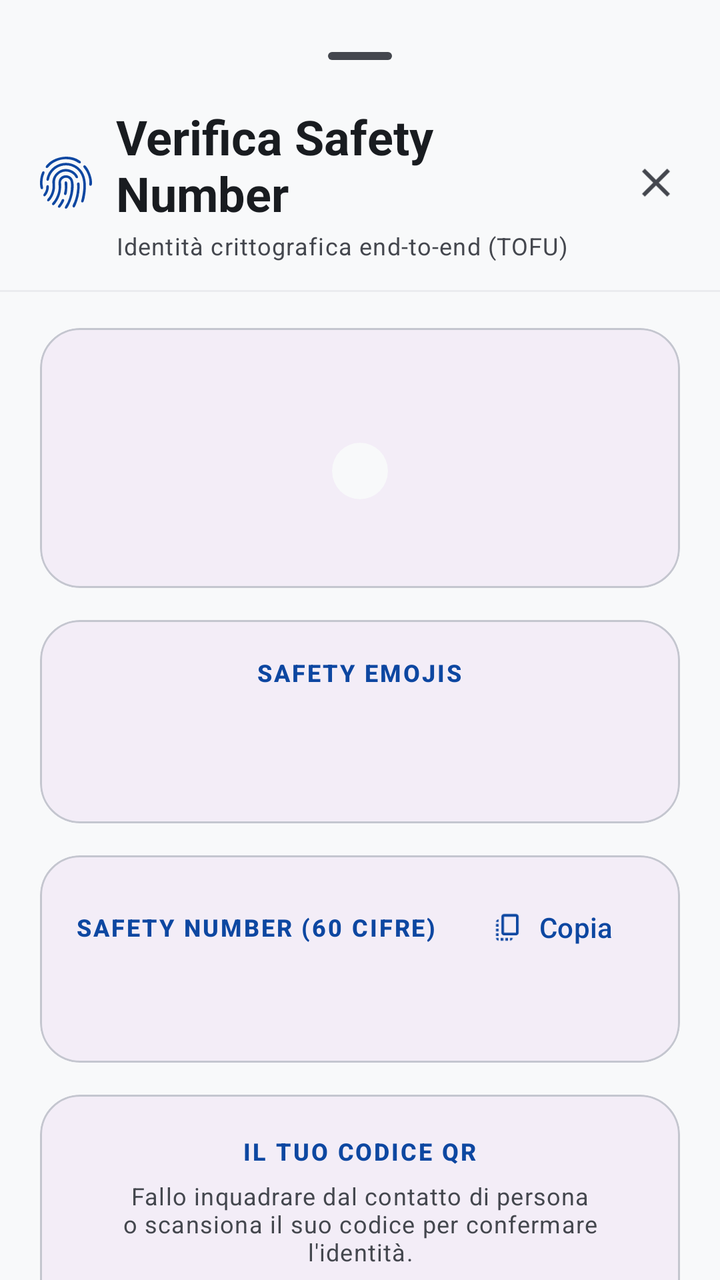
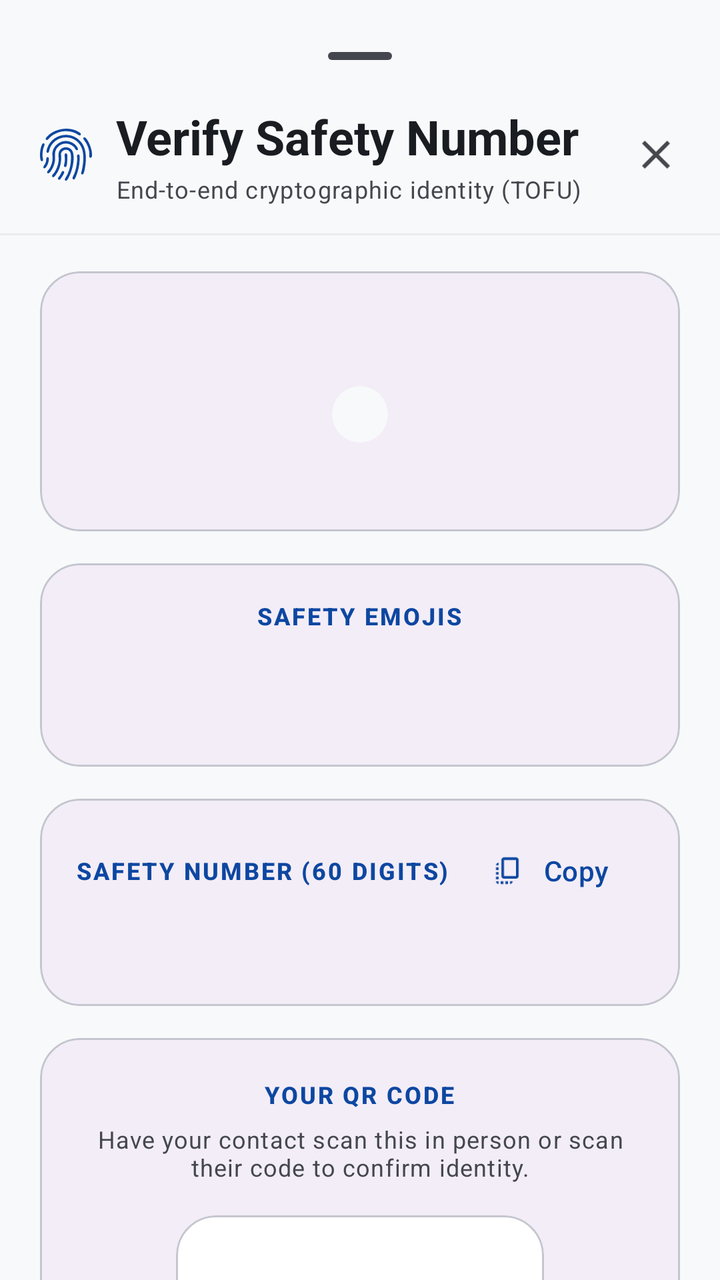

An Android layout rendered at two revisions. The XML below is the earlier revision; the diff shows what the commit changed to produce the second picture.
<!-- AndroidManifest.xml: application theme Theme.CryptionChat -->
<!-- res/layout/dialog_safety_number.xml -->
<?xml version="1.0" encoding="utf-8"?>
<LinearLayout xmlns:android="http://schemas.android.com/apk/res/android"
    xmlns:app="http://schemas.android.com/apk/res-auto"
    android:layout_width="match_parent"
    android:layout_height="wrap_content"
    android:background="?attr/colorSurface"
    android:orientation="vertical">

    <com.google.android.material.bottomsheet.BottomSheetDragHandleView
        android:layout_width="match_parent"
        android:layout_height="wrap_content"
        android:paddingTop="8dp"
        android:paddingBottom="0dp" />

    
    <LinearLayout
        android:layout_width="match_parent"
        android:layout_height="wrap_content"
        android:gravity="center_vertical"
        android:orientation="horizontal"
        android:paddingStart="20dp"
        android:paddingTop="4dp"
        android:paddingEnd="12dp"
        android:paddingBottom="14dp">

        <ImageView
            android:layout_width="26dp"
            android:layout_height="26dp"
            android:layout_marginEnd="12dp"
            android:src="@drawable/ic_fingerprint"
            app:tint="?attr/colorPrimary" />

        <LinearLayout
            android:layout_width="0dp"
            android:layout_height="wrap_content"
            android:layout_weight="1"
            android:orientation="vertical">

            <TextView
                android:layout_width="wrap_content"
                android:layout_height="wrap_content"
                android:text="Verifica Safety Number"
                android:textAppearance="?attr/textAppearanceHeadlineSmall"
                android:textColor="?attr/colorOnSurface"
                android:textStyle="bold" />

            <TextView
                android:layout_width="wrap_content"
                android:layout_height="wrap_content"
                android:layout_marginTop="2dp"
                android:text="Identità crittografica end-to-end (TOFU)"
                android:textAppearance="?attr/textAppearanceBodySmall"
                android:textColor="?attr/colorOnSurfaceVariant" />
        </LinearLayout>

        <ImageButton
            android:id="@+id/btn_close_safety_sheet"
            android:layout_width="40dp"
            android:layout_height="40dp"
            android:background="?attr/selectableItemBackgroundBorderless"
            android:contentDescription="Chiudi"
            android:src="@drawable/ic_close"
            app:tint="?attr/colorOnSurfaceVariant" />
    </LinearLayout>

    <View
        android:layout_width="match_parent"
        android:layout_height="1dp"
        android:alpha="0.25"
        android:background="?attr/colorOutlineVariant" />

    
    <androidx.core.widget.NestedScrollView
        android:layout_width="match_parent"
        android:layout_height="0dp"
        android:layout_weight="1"
        android:clipToPadding="false"
        android:fillViewport="true">

        <LinearLayout
            android:layout_width="match_parent"
            android:layout_height="wrap_content"
            android:orientation="vertical"
            android:paddingHorizontal="20dp"
            android:paddingTop="18dp"
            android:paddingBottom="28dp">

            
            <com.google.android.material.card.MaterialCardView
                android:id="@+id/card_safety_status"
                android:layout_width="match_parent"
                android:layout_height="wrap_content"
                android:layout_marginBottom="16dp"
                app:cardBackgroundColor="?attr/colorSurfaceContainer"
                app:cardCornerRadius="20dp"
                app:cardElevation="0dp"
                app:strokeColor="?attr/colorOutlineVariant"
                app:strokeWidth="1dp">

                <LinearLayout
                    android:layout_width="match_parent"
                    android:layout_height="wrap_content"
                    android:gravity="center_horizontal"
                    android:orientation="vertical"
                    android:padding="18dp">

                    <TextView
                        android:id="@+id/tv_safety_peer_name"
                        android:layout_width="wrap_content"
                        android:layout_height="wrap_content"
                        android:textAppearance="?attr/textAppearanceTitleLarge"
                        android:textColor="?attr/colorOnSurface"
                        android:textStyle="bold" />

                    <com.google.android.material.card.MaterialCardView
                        android:id="@+id/card_safety_status_pill"
                        android:layout_width="wrap_content"
                        android:layout_height="wrap_content"
                        android:layout_marginTop="10dp"
                        app:cardCornerRadius="999dp"
                        app:cardElevation="0dp"
                        app:strokeWidth="0dp">

                        <TextView
                            android:id="@+id/tv_safety_status_badge"
                            android:layout_width="wrap_content"
                            android:layout_height="wrap_content"
                            android:paddingHorizontal="14dp"
                            android:paddingVertical="6dp"
                            android:textAppearance="?attr/textAppearanceLabelMedium"
                            android:textStyle="bold" />
                    </com.google.android.material.card.MaterialCardView>

                    <TextView
                        android:id="@+id/tv_safety_status_desc"
                        android:layout_width="match_parent"
                        android:layout_height="wrap_content"
                        android:layout_marginTop="10dp"
                        android:gravity="center"
                        android:lineSpacingExtra="2dp"
                        android:textAppearance="?attr/textAppearanceBodySmall"
                        android:textColor="?attr/colorOnSurfaceVariant" />
                </LinearLayout>
            </com.google.android.material.card.MaterialCardView>

            
            <com.google.android.material.card.MaterialCardView
                android:layout_width="match_parent"
                android:layout_height="wrap_content"
                android:layout_marginBottom="16dp"
                app:cardBackgroundColor="?attr/colorSurfaceContainer"
                app:cardCornerRadius="20dp"
                app:cardElevation="0dp"
                app:strokeColor="?attr/colorOutlineVariant"
                app:strokeWidth="1dp">

                <LinearLayout
                    android:layout_width="match_parent"
                    android:layout_height="wrap_content"
                    android:gravity="center_horizontal"
                    android:orientation="vertical"
                    android:padding="18dp">

                    <TextView
                        android:layout_width="wrap_content"
                        android:layout_height="wrap_content"
                        android:letterSpacing="0.08"
                        android:text="SAFETY EMOJIS"
                        android:textAppearance="?attr/textAppearanceLabelMedium"
                        android:textColor="?attr/colorPrimary"
                        android:textStyle="bold" />

                    <TextView
                        android:id="@+id/tv_safety_emojis"
                        android:layout_width="match_parent"
                        android:layout_height="wrap_content"
                        android:layout_marginTop="12dp"
                        android:gravity="center"
                        android:lineSpacingExtra="8dp"
                        android:textSize="28sp" />
                </LinearLayout>
            </com.google.android.material.card.MaterialCardView>

            
            <com.google.android.material.card.MaterialCardView
                android:layout_width="match_parent"
                android:layout_height="wrap_content"
                android:layout_marginBottom="16dp"
                app:cardBackgroundColor="?attr/colorSurfaceContainer"
                app:cardCornerRadius="20dp"
                app:cardElevation="0dp"
                app:strokeColor="?attr/colorOutlineVariant"
                app:strokeWidth="1dp">

                <LinearLayout
                    android:layout_width="match_parent"
                    android:layout_height="wrap_content"
                    android:orientation="vertical"
                    android:padding="18dp">

                    <LinearLayout
                        android:layout_width="match_parent"
                        android:layout_height="wrap_content"
                        android:gravity="center_vertical"
                        android:orientation="horizontal">

                        <TextView
                            android:layout_width="0dp"
                            android:layout_height="wrap_content"
                            android:layout_weight="1"
                            android:letterSpacing="0.08"
                            android:text="SAFETY NUMBER (60 CIFRE)"
                            android:textAppearance="?attr/textAppearanceLabelMedium"
                            android:textColor="?attr/colorPrimary"
                            android:textStyle="bold" />

                        <com.google.android.material.button.MaterialButton
                            android:id="@+id/btn_copy_safety_number"
                            style="@style/Widget.Material3.Button.TextButton"
                            android:layout_width="wrap_content"
                            android:layout_height="36dp"
                            android:insetTop="0dp"
                            android:insetBottom="0dp"
                            android:text="Copia"
                            app:icon="@drawable/ic_content_copy"
                            app:iconSize="16dp" />
                    </LinearLayout>

                    <TextView
                        android:id="@+id/tv_safety_number"
                        android:layout_width="match_parent"
                        android:layout_height="wrap_content"
                        android:layout_marginTop="10dp"
                        android:gravity="center"
                        android:lineSpacingExtra="8dp"
                        android:textAppearance="?attr/textAppearanceBodyLarge"
                        android:textColor="?attr/colorOnSurface"
                        android:textIsSelectable="true"
                        android:textSize="16sp"
                        android:typeface="monospace" />
                </LinearLayout>
            </com.google.android.material.card.MaterialCardView>

            
            <com.google.android.material.card.MaterialCardView
                android:layout_width="match_parent"
                android:layout_height="wrap_content"
                android:layout_marginBottom="20dp"
                app:cardBackgroundColor="?attr/colorSurfaceContainer"
                app:cardCornerRadius="20dp"
                app:cardElevation="0dp"
                app:strokeColor="?attr/colorOutlineVariant"
                app:strokeWidth="1dp">

                <LinearLayout
                    android:layout_width="match_parent"
                    android:layout_height="wrap_content"
                    android:gravity="center_horizontal"
                    android:orientation="vertical"
                    android:padding="20dp">

                    <TextView
                        android:layout_width="wrap_content"
                        android:layout_height="wrap_content"
                        android:letterSpacing="0.08"
                        android:text="IL TUO CODICE QR"
                        android:textAppearance="?attr/textAppearanceLabelMedium"
                        android:textColor="?attr/colorPrimary"
                        android:textStyle="bold" />

                    <TextView
                        android:layout_width="match_parent"
                        android:layout_height="wrap_content"
                        android:layout_marginTop="6dp"
                        android:gravity="center"
                        android:text="Fallo inquadrare dal contatto di persona o scansiona il suo codice per confermare l'identità."
                        android:textAppearance="?attr/textAppearanceBodySmall"
                        android:textColor="?attr/colorOnSurfaceVariant" />

                    <com.google.android.material.card.MaterialCardView
                        android:id="@+id/card_safety_qr_frame"
                        android:layout_width="wrap_content"
                        android:layout_height="wrap_content"
                        android:layout_marginTop="16dp"
                        app:cardBackgroundColor="#FFFFFF"
                        app:cardCornerRadius="20dp"
                        app:cardElevation="0dp"
                        app:strokeColor="?attr/colorOutlineVariant"
                        app:strokeWidth="1dp">

                        <ImageView
                            android:id="@+id/iv_safety_qr"
                            android:layout_width="184dp"
                            android:layout_height="184dp"
                            android:contentDescription="QR di verifica Safety Number"
                            android:padding="12dp" />
                    </com.google.android.material.card.MaterialCardView>

                    <com.google.android.material.button.MaterialButton
                        android:id="@+id/btn_scan_peer_qr"
                        style="@style/Widget.Material3.Button.TonalButton"
                        android:layout_width="match_parent"
                        android:layout_height="wrap_content"
                        android:layout_marginTop="18dp"
                        android:paddingVertical="12dp"
                        android:text="Scansiona QR del contatto"
                        app:icon="@drawable/ic_camera"
                        app:iconGravity="textStart" />
                </LinearLayout>
            </com.google.android.material.card.MaterialCardView>

            
            <com.google.android.material.button.MaterialButton
                android:id="@+id/btn_safety_confirm_verify"
                style="@style/Widget.Material3.Button"
                android:layout_width="match_parent"
                android:layout_height="wrap_content"
                android:layout_marginBottom="10dp"
                android:paddingVertical="12dp"
                android:text="Segna come Verificato"
                android:visibility="gone"
                app:icon="@drawable/ic_check_circle"
                app:iconGravity="textStart" />

            <com.google.android.material.button.MaterialButton
                android:id="@+id/btn_safety_accept_change"
                style="@style/Widget.Material3.Button.OutlinedButton"
                android:layout_width="match_parent"
                android:layout_height="wrap_content"
                android:layout_marginBottom="10dp"
                android:paddingVertical="12dp"
                android:text="Accetta Cambio Chiave"
                android:visibility="gone" />

            <com.google.android.material.button.MaterialButton
                android:id="@+id/btn_safety_rekey_chat"
                style="@style/Widget.Material3.Button.OutlinedButton"
                android:layout_width="match_parent"
                android:layout_height="wrap_content"
                android:layout_marginBottom="10dp"
                android:paddingVertical="12dp"
                android:text="Rigenera Chiavi Chat"
                android:visibility="gone" />

            <com.google.android.material.button.MaterialButton
                android:id="@+id/btn_safety_done"
                style="@style/Widget.Material3.Button.TextButton"
                android:layout_width="match_parent"
                android:layout_height="wrap_content"
                android:text="Chiudi" />
        </LinearLayout>
    </androidx.core.widget.NestedScrollView>
</LinearLayout>
<!-- resources referenced by this layout -->
<resources>
  <!-- drawable ic_check_circle (drawable) -->
  <vector xmlns:android="http://schemas.android.com/apk/res/android"
      android:width="24dp"
      android:height="24dp"
      android:viewportWidth="24"
      android:viewportHeight="24">
      <path
          android:fillColor="?attr/colorControlNormal"
          android:pathData="M12,2C6.48,2 2,6.48 2,12s4.48,10 10,10 10,-4.48 10,-10S17.52,2 12,2zM9.29,16.29L5.7,12.7c-0.39,-0.39 -0.39,-1.02 0,-1.41 0.39,-0.39 1.02,-0.39 1.41,0L10,14.17l6.88,-6.88c0.39,-0.39 1.02,-0.39 1.41,0 0.39,0.39 0.39,1.02 0,1.41l-7.59,7.59c-0.38,0.39 -1.02,0.39 -1.41,0z"/>
  </vector>
  <!-- drawable ic_close (drawable) -->
  <vector xmlns:android="http://schemas.android.com/apk/res/android"
      android:width="24dp"
      android:height="24dp"
      android:viewportWidth="24"
      android:viewportHeight="24">
      <path
          android:fillColor="?attr/colorControlNormal"
          android:pathData="M19,6.41L17.59,5 12,10.59 6.41,5 5,6.41 10.59,12 5,17.59 6.41,19 12,13.41 17.59,19 19,17.59 13.41,12z"/>
  </vector>
  <color name="primary_light">#0D47A1</color>
  <color name="primary_container_light">#D4E3FF</color>
  <color name="on_primary_container_light">#001C3A</color>
  <color name="secondary_light">#546E7A</color>
  <color name="on_secondary_light">#FFFFFF</color>
  <color name="secondary_container_light">#DAE2E9</color>
  <color name="on_secondary_container_light">#121F26</color>
  <color name="tertiary_light">#455A64</color>
  <color name="on_tertiary_light">#FFFFFF</color>
  <color name="tertiary_container_light">#CFD8DC</color>
  <color name="error_light">#BA1A1A</color>
  <color name="on_error_light">#FFFFFF</color>
  <color name="error_container_light">#FFDAD6</color>
  <color name="on_error_container_light">#410002</color>
  <color name="background_light">#F8F9FA</color>
  <color name="on_background_light">#191C20</color>
  <color name="surface_light">#F8F9FA</color>
  <color name="on_surface_light">#191C20</color>
  <color name="surface_variant_light">#E0E2E5</color>
  <color name="on_surface_variant_light">#44474E</color>
  <color name="outline_light">#74777F</color>
  <color name="outline_variant_light">#C4C6CF</color>
  <color name="inverse_surface_light">#2F3033</color>
  <color name="inverse_on_surface_light">#F1F0F4</color>
  <color name="inverse_primary_light">#AEC6FF</color>
  <style name="Widget.App.NavigationView" parent="Widget.Material3.NavigationView">
          
          <item name="itemShapeInsetStart">12dp</item>
          <item name="itemShapeInsetEnd">12dp</item>
          
          <item name="itemShapeAppearanceOverlay">@style/ShapeAppearance.Material3.Corner.Full</item>
      </style>
  <style name="ActivityAnimation" parent="@android:style/Animation.Activity">
          <item name="android:activityOpenEnterAnimation">@anim/slide_in_right</item>
          <item name="android:activityOpenExitAnimation">@anim/slide_out_left</item>
          <item name="android:activityCloseEnterAnimation">@anim/slide_in_left</item>
          <item name="android:activityCloseExitAnimation">@anim/slide_out_right</item>
      </style>
  <!-- unchanged entries left out for length: 4 -->
</resources>

<!-- the commit's change to res/layout/dialog_safety_number.xml (unified diff, before → after) -->
@@ -1,4 +1,5 @@
 <?xml version="1.0" encoding="utf-8"?>
+
 <LinearLayout xmlns:android="http://schemas.android.com/apk/res/android"
     xmlns:app="http://schemas.android.com/apk/res-auto"
     android:layout_width="match_parent"
@@ -39,7 +40,7 @@
             <TextView
                 android:layout_width="wrap_content"
                 android:layout_height="wrap_content"
-                android:text="Verifica Safety Number"
+                android:text="@string/safety_number_title"
                 android:textAppearance="?attr/textAppearanceHeadlineSmall"
                 android:textColor="?attr/colorOnSurface"
                 android:textStyle="bold" />
@@ -48,7 +49,7 @@
                 android:layout_width="wrap_content"
                 android:layout_height="wrap_content"
                 android:layout_marginTop="2dp"
-                android:text="Identità crittografica end-to-end (TOFU)"
+                android:text="@string/safety_number_subtitle"
                 android:textAppearance="?attr/textAppearanceBodySmall"
                 android:textColor="?attr/colorOnSurfaceVariant" />
         </LinearLayout>
@@ -58,7 +59,7 @@
             android:layout_width="40dp"
             android:layout_height="40dp"
             android:background="?attr/selectableItemBackgroundBorderless"
-            android:contentDescription="Chiudi"
+            android:contentDescription="@string/action_close"
             android:src="@drawable/ic_close"
             app:tint="?attr/colorOnSurfaceVariant" />
     </LinearLayout>
@@ -165,7 +166,7 @@
                         android:layout_width="wrap_content"
                         android:layout_height="wrap_content"
                         android:letterSpacing="0.08"
-                        android:text="SAFETY EMOJIS"
+                        android:text="@string/safety_emojis_label"
                         android:textAppearance="?attr/textAppearanceLabelMedium"
                         android:textColor="?attr/colorPrimary"
                         android:textStyle="bold" />
@@ -209,7 +210,7 @@
                             android:layout_height="wrap_content"
                             android:layout_weight="1"
                             android:letterSpacing="0.08"
-                            android:text="SAFETY NUMBER (60 CIFRE)"
+                            android:text="@string/safety_number_60_digits"
                             android:textAppearance="?attr/textAppearanceLabelMedium"
                             android:textColor="?attr/colorPrimary"
                             android:textStyle="bold" />
@@ -221,7 +222,7 @@
                             android:layout_height="36dp"
                             android:insetTop="0dp"
                             android:insetBottom="0dp"
-                            android:text="Copia"
+                            android:text="@string/action_copy"
                             app:icon="@drawable/ic_content_copy"
                             app:iconSize="16dp" />
                     </LinearLayout>
@@ -263,7 +264,7 @@
                         android:layout_width="wrap_content"
                         android:layout_height="wrap_content"
                         android:letterSpacing="0.08"
-                        android:text="IL TUO CODICE QR"
+                        android:text="@string/safety_your_qr"
                         android:textAppearance="?attr/textAppearanceLabelMedium"
                         android:textColor="?attr/colorPrimary"
                         android:textStyle="bold" />
@@ -273,7 +274,7 @@
                         android:layout_height="wrap_content"
                         android:layout_marginTop="6dp"
                         android:gravity="center"
-                        android:text="Fallo inquadrare dal contatto di persona o scansiona il suo codice per confermare l'identità."
+                        android:text="@string/safety_qr_desc"
                         android:textAppearance="?attr/textAppearanceBodySmall"
                         android:textColor="?attr/colorOnSurfaceVariant" />
 
@@ -292,7 +293,7 @@
                             android:id="@+id/iv_safety_qr"
                             android:layout_width="184dp"
                             android:layout_height="184dp"
-                            android:contentDescription="QR di verifica Safety Number"
+                            android:contentDescription="@string/cd_safety_qr"
                             android:padding="12dp" />
                     </com.google.android.material.card.MaterialCardView>
 
@@ -303,7 +304,7 @@
                         android:layout_height="wrap_content"
                         android:layout_marginTop="18dp"
                         android:paddingVertical="12dp"
-                        android:text="Scansiona QR del contatto"
+                        android:text="@string/action_scan_contact_qr"
                         app:icon="@drawable/ic_camera"
                         app:iconGravity="textStart" />
                 </LinearLayout>
@@ -317,7 +318,7 @@
                 android:layout_height="wrap_content"
                 android:layout_marginBottom="10dp"
                 android:paddingVertical="12dp"
-                android:text="Segna come Verificato"
+                android:text="@string/action_mark_verified"
                 android:visibility="gone"
                 app:icon="@drawable/ic_check_circle"
                 app:iconGravity="textStart" />
@@ -329,7 +330,7 @@
                 android:layout_height="wrap_content"
                 android:layout_marginBottom="10dp"
                 android:paddingVertical="12dp"
-                android:text="Accetta Cambio Chiave"
+                android:text="@string/action_accept_key_change"
                 android:visibility="gone" />
 
             <com.google.android.material.button.MaterialButton
@@ -339,7 +340,7 @@
                 android:layout_height="wrap_content"
                 android:layout_marginBottom="10dp"
                 android:paddingVertical="12dp"
-                android:text="Rigenera Chiavi Chat"
+                android:text="@string/action_regen_chat_keys"
                 android:visibility="gone" />
 
             <com.google.android.material.button.MaterialButton
@@ -347,7 +348,7 @@
                 style="@style/Widget.Material3.Button.TextButton"
                 android:layout_width="match_parent"
                 android:layout_height="wrap_content"
-                android:text="Chiudi" />
+                android:text="@string/action_close" />
         </LinearLayout>
     </androidx.core.widget.NestedScrollView>
 </LinearLayout>
<!-- resource entries referenced after the edit -->
@@ -20,6 +20,19 @@
           android:fillColor="?attr/colorControlNormal"
           android:pathData="M19,6.41L17.59,5 12,10.59 6.41,5 5,6.41 10.59,12 5,17.59 6.41,19 12,13.41 17.59,19 19,17.59 13.41,12z"/>
   </vector>
+  <string name="action_accept_key_change">Accept Key Change</string>
+  <string name="action_close">Close</string>
+  <string name="action_copy">Copy</string>
+  <string name="action_mark_verified">Mark as Verified</string>
+  <string name="action_regen_chat_keys">Regenerate Chat Keys</string>
+  <string name="action_scan_contact_qr">Scan contact\'s QR</string>
+  <string name="cd_safety_qr">Safety Number verification QR</string>
+  <string name="safety_emojis_label">SAFETY EMOJIS</string>
+  <string name="safety_number_60_digits">SAFETY NUMBER (60 DIGITS)</string>
+  <string name="safety_number_subtitle">End-to-end cryptographic identity (TOFU)</string>
+  <string name="safety_number_title">Verify Safety Number</string>
+  <string name="safety_qr_desc">Have your contact scan this in person or scan their code to confirm identity.</string>
+  <string name="safety_your_qr">YOUR QR CODE</string>
   <color name="primary_light">#0D47A1</color>
   <color name="primary_container_light">#D4E3FF</color>
   <color name="on_primary_container_light">#001C3A</color>
